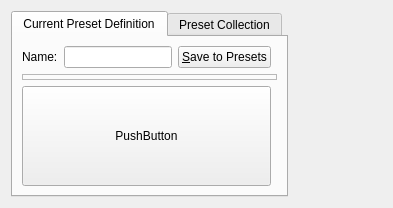
Above: krita/ui/forms/wdgpaintoppresets.ui from KDE/krita before the change. Below: the same form after it.
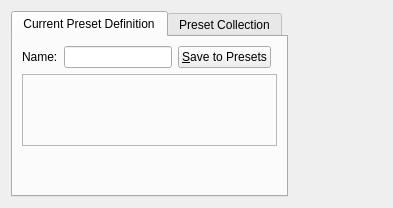
That is the form after the change. Custom widgets are drawn as their Qt base class.

Commit message: remove unused enum

Patch:
```diff
--- a/krita/ui/forms/wdgpaintoppresets.ui
+++ b/krita/ui/forms/wdgpaintoppresets.ui
@@ -5,7 +5,7 @@
   <property name="geometry">
    <rect>
     <x>0</x>
-    <y>122</y>
+    <y>0</y>
     <width>393</width>
     <height>208</height>
    </rect>
@@ -78,17 +78,17 @@
         </layout>
        </item>
        <item row="5" column="0">
-        <widget class="KisPresetWidget" name="presetPreview">
-         <property name="minimumSize">
+        <spacer name="verticalSpacer">
+         <property name="orientation">
+          <enum>Qt::Vertical</enum>
+         </property>
+         <property name="sizeHint" stdset="0">
           <size>
-           <width>0</width>
-           <height>100</height>
+           <width>20</width>
+           <height>40</height>
           </size>
          </property>
-         <property name="text">
-          <string>PushButton</string>
-         </property>
-        </widget>
+        </spacer>
        </item>
       </layout>
      </widget>
@@ -133,11 +133,6 @@
    <header>widgets/kis_preset_chooser.h</header>
    <container>1</container>
   </customwidget>
-  <customwidget>
-   <class>KisPresetWidget</class>
-   <extends>QPushButton</extends>
-   <header>widgets/kis_preset_widget.h</header>
-  </customwidget>
  </customwidgets>
  <resources/>
  <connections/>
```
The commit also changes 5 other files.
